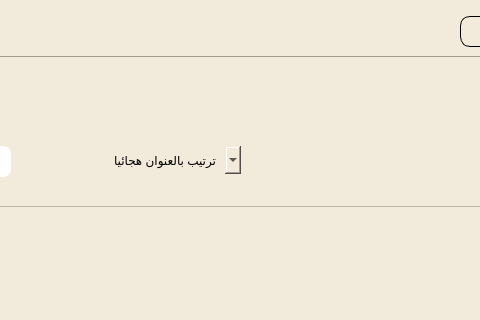
MohammedNaser28/Structure-Programming-project, file RMS/mainwindow.ui: the form before one commit; both pictures show x 820 to 1300 and y 113 to 433 of the 1400 by 800 pixel window.
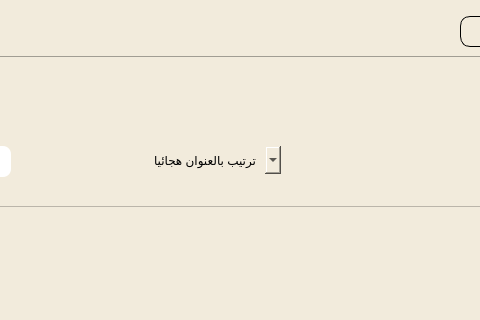
The form after the commit. The open tabs and pages were chosen to show the change. Icons and pictures are not drawn.

Diff of the .ui file:
```diff
--- a/RMS/mainwindow.ui
+++ b/RMS/mainwindow.ui
@@ -83,7 +83,7 @@
       <widget class="QComboBox" name="sort_combobox">
        <property name="geometry">
         <rect>
-         <x>910</x>
+         <x>950</x>
          <y>30</y>
          <width>131</width>
          <height>28</height>
@@ -184,7 +184,7 @@
       <widget class="QPushButton" name="arrangment_btn">
        <property name="geometry">
         <rect>
-         <x>1080</x>
+         <x>1140</x>
          <y>30</y>
          <width>31</width>
          <height>24</height>
```
Left out of the diff: 4 changed lines with no effect on the pictures.
